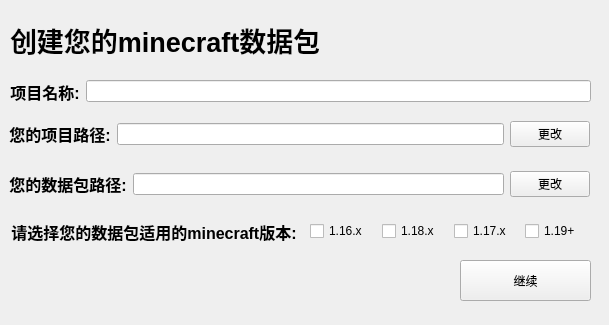
This is UI/create_full.ui in Wzp-2008/DatapacksEditors as Qt 5 draws it before an edit. The edited form follows.
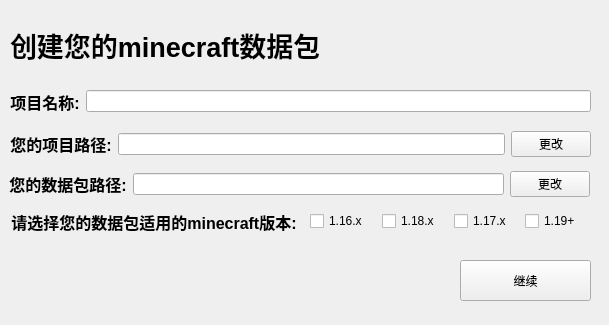
This is the edited form.

Commit message: feat:Add full_pack create and UI #3

Patch:
```diff
--- a/UI/create_full.ui
+++ b/UI/create_full.ui
@@ -36,7 +36,7 @@
    <property name="geometry">
     <rect>
      <x>9</x>
-     <y>220</y>
+     <y>210</y>
      <width>290</width>
      <height>21</height>
     </rect>
@@ -57,7 +57,7 @@
      <x>10</x>
      <y>10</y>
      <width>581</width>
-     <height>61</height>
+     <height>71</height>
     </rect>
    </property>
    <property name="text">
@@ -68,7 +68,7 @@
    <property name="geometry">
     <rect>
      <x>310</x>
-     <y>220</y>
+     <y>210</y>
      <width>281</width>
      <height>22</height>
     </rect>
@@ -146,8 +146,8 @@
   <widget class="QWidget" name="">
    <property name="geometry">
     <rect>
-     <x>9</x>
-     <y>120</y>
+     <x>10</x>
+     <y>130</y>
      <width>581</width>
      <height>28</height>
     </rect>
@@ -186,7 +186,7 @@
    <property name="geometry">
     <rect>
      <x>10</x>
-     <y>80</y>
+     <y>90</y>
      <width>581</width>
      <height>23</height>
     </rect>
```
Left out of the diff: 4 changed lines with no effect on the pictures. The commit also changes 2 other files.
